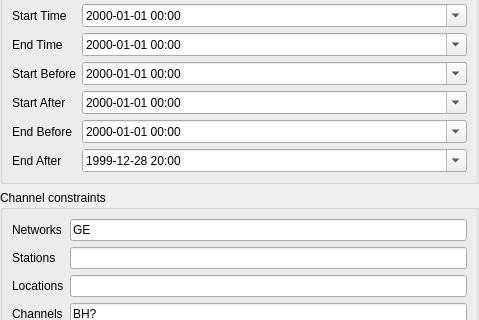
Above: apps/tools/scconfig/dialogs/importfdsnws_sidebar.ui from SeisComP/common before the change; both pictures show x 0 to 479 and y 94 to 414 of the 479 by 1123 pixel window. Below: the same form after it.
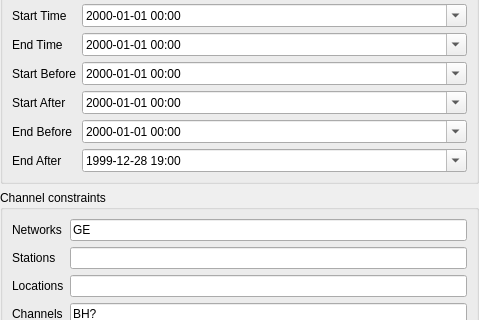
That is the form after the change.

Commit message: [scconfig] Load `fdsnxml` plugin if necessary

Diff of the .ui file:
```diff
--- a/apps/tools/scconfig/dialogs/importfdsnws_sidebar.ui
+++ b/apps/tools/scconfig/dialogs/importfdsnws_sidebar.ui
@@ -171,7 +171,7 @@
         </property>
         <property name="dateTime">
          <datetime>
-          <hour>20</hour>
+          <hour>19</hour>
           <minute>0</minute>
           <second>0</second>
           <year>1999</year>
```
Left out of the diff: 24 changed lines with no effect on the pictures. The commit also changes 1 other file.
